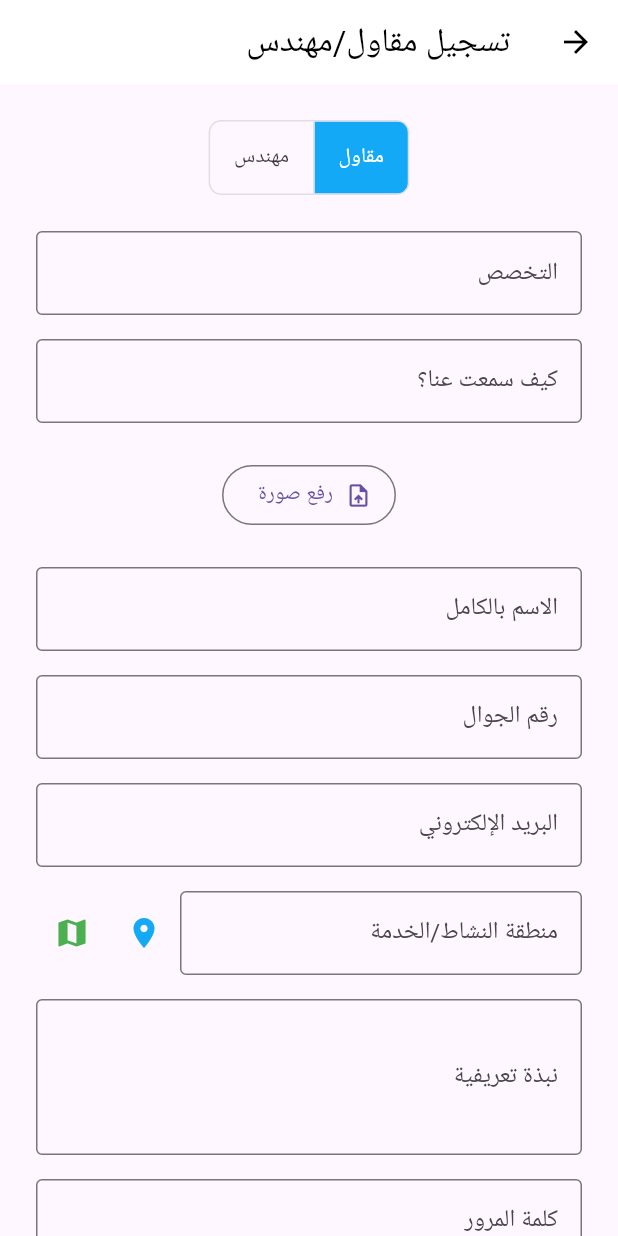
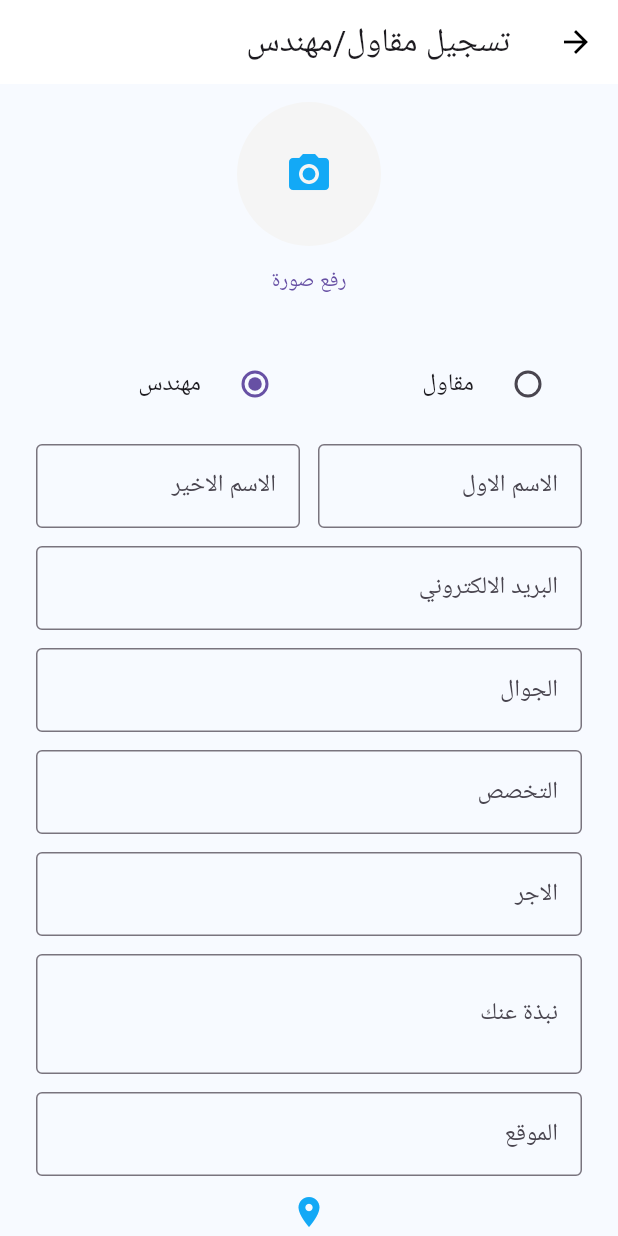
Before and after one commit to AhmedSaeed1234T/Maak-App, a Flutter app: the EngineerRegisterScreen screen opened by its route, on a phone screen of 412 x 824 dp. Run offline on Flutter 3.47's test engine with Material 3 defaults, Android fonts, the phone set to English and light mode, and no system bars; our stand-ins replace geocoding, geolocator, get_it, image_picker; Roboto replaces fonts that are missing (Cairo).

Commit message:
Fixed the registeration functionality in all entities

```diff
--- a/lib/screens/engineer_register_screen.dart
+++ b/lib/screens/engineer_register_screen.dart
@@ -1,76 +1,162 @@
+import 'dart:io';
 import 'package:flutter/material.dart';
 import 'package:image_picker/image_picker.dart';
 import 'package:geolocator/geolocator.dart';
 import 'package:geocoding/geocoding.dart';
-import 'dart:io';
-import 'package:url_launcher/url_launcher.dart';
-import 'settings_screen.dart';
+import '../controllers/RegisterController.dart';
+import '../helpers/ServiceLocator.dart';
+import '../models/RegisterClass.dart';
 
 class EngineerRegisterScreen extends StatefulWidget {
-  const EngineerRegisterScreen({Key? key}) : super(key: key);
+  const EngineerRegisterScreen({super.key});
 
   @override
   State<EngineerRegisterScreen> createState() => _EngineerRegisterScreenState();
 }
 
 class _EngineerRegisterScreenState extends State<EngineerRegisterScreen> {
+  final registerController = getIt<RegisterController>();
+  File? _imageFile;
+  final picker = ImagePicker();
+
+  // Session storage
   static Map<String, dynamic>? sessionEngineerData;
   static File? sessionImage;
-  File? _imageFile;
-  final picker = ImagePicker();
-  int userTypeIndex = 0; // 0 for Contractor, 1 for Engineer
 
+  // User selection: 0 = Contractor, 1 = Engineer
+  int userTypeIndex = 1;
+
+  // Controllers
+  final _firstNameController = TextEditingController();
+  final _lastNameController = TextEditingController();
+  final _emailController = TextEditingController();
+  final _mobileController = TextEditingController();
+  final _passwordController = TextEditingController();
+  final _confirmPasswordController = TextEditingController();
   final _specializationController = TextEditingController();
-  final _howDidYouHearController = TextEditingController();
-  final _nameController = TextEditingController();
-  final _mobileController = TextEditingController();
-  final _emailController = TextEditingController();
+  final _salaryController = TextEditingController();
+  final _bioController = TextEditingController();
   final _locationController = TextEditingController();
-  final _bioController = TextEditingController();
-  final _passwordController = TextEditingController();
+
+  String salaryType = 'daily'; // 0 = daily, 1 = fixed
 
   @override
   void initState() {
     super.initState();
     if (sessionEngineerData != null) {
-      _specializationController.text = sessionEngineerData!['specialization'] ?? '';
-      _howDidYouHearController.text = sessionEngineerData!['howDidYouHear'] ?? '';
-      _nameController.text = sessionEngineerData!['name'] ?? '';
-      _mobileController.text = sessionEngineerData!['mobile'] ?? '';
+      _firstNameController.text = sessionEngineerData!['firstName'] ?? '';
+      _lastNameController.text = sessionEngineerData!['lastName'] ?? '';
       _emailController.text = sessionEngineerData!['email'] ?? '';
+      _mobileController.text = sessionEngineerData!['phoneNumber'] ?? '';
+      _specializationController.text =
+          sessionEngineerData!['specialization'] ?? '';
+      _salaryController.text = sessionEngineerData!['pay']?.toString() ?? '';
+      _bioController.text = sessionEngineerData!['bio'] ?? '';
       _locationController.text = sessionEngineerData!['location'] ?? '';
-      _bioController.text = sessionEngineerData!['bio'] ?? '';
       _passwordController.text = sessionEngineerData!['password'] ?? '';
     }
     _imageFile = sessionImage;
   }
 
+  Future<void> _pickImage() async {
+    final pickedFile = await picker.pickImage(source: ImageSource.gallery);
+    if (pickedFile != null) {
+      setState(() => _imageFile = File(pickedFile.path));
+      sessionImage = _imageFile;
+    }
+  }
+
   Future<void> _getCurrentLocation() async {
     bool serviceEnabled = await Geolocator.isLocationServiceEnabled();
     if (!serviceEnabled) {
-      ScaffoldMessenger.of(context).showSnackBar(const SnackBar(content: Text('قم بتفعيل خدمة الموقع على هاتفك.')));
+      ScaffoldMessenger.of(
+        context,
+      ).showSnackBar(const SnackBar(content: Text('قم بتفعيل خدمة الموقع')));
       return;
     }
     LocationPermission permission = await Geolocator.checkPermission();
     if (permission == LocationPermission.denied) {
       permission = await Geolocator.requestPermission();
       if (permission == LocationPermission.denied) {
-        ScaffoldMessenger.of(context).showSnackBar(const SnackBar(content: Text('تم رفض إذن الموقع')));
+        ScaffoldMessenger.of(
+          context,
+        ).showSnackBar(const SnackBar(content: Text('تم رفض إذن الموقع')));
         return;
       }
     }
     if (permission == LocationPermission.deniedForever) {
-      ScaffoldMessenger.of(context).showSnackBar(const SnackBar(content: Text('إذن الموقع مرفوض دائمًا')));
+      ScaffoldMessenger.of(
+        context,
+      ).showSnackBar(const SnackBar(content: Text('إذن الموقع مرفوض دائمًا')));
       return;
     }
+
     Position pos = await Geolocator.getCurrentPosition();
-    List<Placemark> placemarks = await placemarkFromCoordinates(pos.latitude, pos.longitude);
+    List<Placemark> placemarks = await placemarkFromCoordinates(
+      pos.latitude,
+      pos.longitude,
+    );
     if (placemarks.isNotEmpty) {
       final place = placemarks.first;
-      String address = '${place.country ?? ''} - ${place.administrativeArea ?? ''} - ${place.locality ?? ''} - ${place.street ?? ''}';
-      setState(() {
-        _locationController.text = address;
-      });
+      String address =
+          '${place.country ?? ''} - ${place.administrativeArea ?? ''} - ${place.locality ?? ''} - ${place.street ?? ''}';
+      setState(() => _locationController.text = address);
+    } else {
+      setState(
+        () => _locationController.text =
+            'Lat: ${pos.latitude}, Lon: ${pos.longitude}',
+      );
+    }
+  }
+
+  Future<void> _registerEngineer() async {
+    if (_passwordController.text != _confirmPasswordController.text) {
+      ScaffoldMessenger.of(
+        context,
+      ).showSnackBar(const SnackBar(content: Text('كلمات المرور غير متطابقة')));
+      return;
+    }
+
+    final worker = RegisterUserDto(
+      firstName: _firstNameController.text,
+      lastName: _lastNameController.text,
+      email: _emailController.text,
+      phoneNumber: _mobileController.text,
+      password: _passwordController.text,
+      location: _locationController.text,
+      lat: 30.0444,
+      lng: 31.2357,
+      userType: "SP",
+      providerType: userTypeIndex == 0 ? "Contractor" : "Engineer",
+      specialization: _specializationController.text,
+      workerType: 1, // always 1
+      pay: double.tryParse(_salaryController.text) ?? 0,
+      bio: _bioController.text,
+    );
+
+    // Store session data
+    sessionEngineerData = {
+      'firstName': _firstNameController.text,
+      'lastName': _lastNameController.text,
+      'email': _emailController.text,
+      'phoneNumber': _mobileController.text,
+      'specialization': _specializationController.text,
+      'pay': double.tryParse(_salaryController.text) ?? 0,
+      'bio': _bioController.text,
+      'location': _locationController.text,
+      'password': _passwordController.text,
+      'providerType': worker.providerType,
+    };
+
+    if (await registerController.registerUser(worker) == true) {
+      ScaffoldMessenger.of(
+        context,
+      ).showSnackBar(SnackBar(content: Text("تم تسجيل بياناتك بنجاح")));
+      Navigator.pop(context);
+    } else {
+      ScaffoldMessenger.of(
+        context,
+      ).showSnackBar(SnackBar(content: Text("حدث خطأ يرجي اعادة التسجيل")));
     }
   }
 
@@ -78,131 +164,170 @@ class _EngineerRegisterScreenState extends State<EngineerRegisterScreen> {
   Widget build(BuildContext context) {
     return Scaffold(
       appBar: AppBar(
-        title: const Text('تسجيل مقاول/مهندس', style: TextStyle(color: Colors.black)),
+        title: const Text('تسجيل مقاول/مهندس'),
         backgroundColor: Colors.white,
+        iconTheme: const IconThemeData(color: Colors.black),
         elevation: 0,
-        iconTheme: const IconThemeData(color: Colors.black),
       ),
+      backgroundColor: const Color(0xFFF7FAFF),
       body: SingleChildScrollView(
-        padding: const EdgeInsets.all(24.0),
+        padding: const EdgeInsets.symmetric(horizontal: 24, vertical: 12),
         child: Column(
           children: [
-            ToggleButtons(
-              isSelected: [userTypeIndex == 0, userTypeIndex == 1],
-              onPressed: (index) {
-                setState(() {
-                  userTypeIndex = index;
-                });
-              },
-              borderRadius: BorderRadius.circular(8),
-              selectedColor: Colors.white,
-              fillColor: const Color(0xFF13A9F6),
-              children: const [
-                Padding(padding: EdgeInsets.symmetric(horizontal: 16), child: Text('مقاول')),
-                Padding(padding: EdgeInsets.symmetric(horizontal: 16), child: Text('مهندس')),
-              ],
+            GestureDetector(
+              onTap: _pickImage,
+              child: CircleAvatar(
+                radius: 48,
+                backgroundColor: Colors.grey[100],
+                backgroundImage: _imageFile != null
+                    ? FileImage(_imageFile!)
+                    : null,
+                child: _imageFile == null
+                    ? const Icon(
+                        Icons.camera_alt,
+                        color: Color(0xFF13A9F6),
+                        size: 32,
+                      )
+                    : null,
+              ),
             ),
+            TextButton(onPressed: _pickImage, child: const Text('رفع صورة')),
             const SizedBox(height: 16),
-            _buildTextField(_specializationController, 'التخصص'),
-            _buildTextField(_howDidYouHearController, 'كيف سمعت عنا؟'),
-            const SizedBox(height: 16),
-            OutlinedButton.icon(
-              icon: const Icon(Icons.upload_file),
-              label: const Text('رفع صورة'),
-              onPressed: () async {
-                final pickedFile = await picker.pickImage(source: ImageSource.gallery);
-                if (pickedFile != null) {
-                  setState(() {
-                    _imageFile = File(pickedFile.path);
-                    sessionImage = _imageFile;
-                  });
-                }
-              },
-            ),
-            if (_imageFile != null)
-              Padding(
-                padding: const EdgeInsets.only(bottom: 8),
-                child: CircleAvatar(
-                  radius: 36,
-                  backgroundImage: FileImage(_imageFile!),
-                  backgroundColor: Colors.grey[300],
-                ),
-              ),
-            const SizedBox(height: 16),
-            _buildTextField(_nameController, 'الاسم بالكامل'),
-            _buildTextField(_mobileController, 'رقم الجوال', keyboardType: TextInputType.phone),
-            _buildTextField(_emailController, 'البريد الإلكتروني', keyboardType: TextInputType.emailAddress),
             Row(
               children: [
-                Expanded(child: _buildTextField(_locationController, 'منطقة النشاط/الخدمة')),
-                IconButton(icon: const Icon(Icons.location_on, color: Color(0xFF13A9F6)), onPressed: _getCurrentLocation),
-                IconButton(
-                  icon: const Icon(Icons.map, color: Colors.green),
-                  onPressed: () async {
-                    final loc = _locationController.text;
-                    final query = Uri.encodeComponent(loc);
-                    final url = 'https://www.google.com/maps/search/?api=1&query=$query';
-                    if (await canLaunch(url)) {
-                      await launch(url);
-                    } else {
-                      ScaffoldMessenger.of(context).showSnackBar(const SnackBar(content: Text('تعذر فتح الخرائط')));
-                    }
-                  },
+                Expanded(
+                  child: RadioListTile<int>(
+                    title: const Text('مقاول'),
+                    value: 0,
+                    groupValue: userTypeIndex,
+                    onChanged: (val) => setState(() => userTypeIndex = val!),
+                  ),
+                ),
+                Expanded(
+                  child: RadioListTile<int>(
+                    title: const Text('مهندس'),
+                    value: 1,
+                    groupValue: userTypeIndex,
+                    onChanged: (val) => setState(() => userTypeIndex = val!),
+                  ),
                 ),
               ],
             ),
-            _buildTextField(_bioController, 'نبذة تعريفية', maxLines: 3),
-            _buildTextField(_passwordController, 'كلمة المرور', obscureText: true),
-            _buildTextField(TextEditingController(), 'تأكيد كلمة المرور', obscureText: true),
-            const SizedBox(height: 24),
-            ElevatedButton(
-              style: ElevatedButton.styleFrom(
-                backgroundColor: const Color(0xFF13A9F6),
-                minimumSize: const Size(double.infinity, 50),
+            const SizedBox(height: 12),
+            Row(
+              children: [
+                Expanded(
+                  flex: 6,
+                  child: TextFormField(
+                    controller: _firstNameController,
+                    decoration: const InputDecoration(
+                      labelText: 'الاسم الاول',
+                      border: OutlineInputBorder(),
+                    ),
+                  ),
+                ),
+                const SizedBox(width: 12),
+                Expanded(
+                  flex: 6,
+                  child: TextFormField(
+                    controller: _lastNameController,
+                    decoration: const InputDecoration(
+                      labelText: 'الاسم الاخير',
+                      border: OutlineInputBorder(),
+                    ),
+                  ),
+                ),
+              ],
+            ),
+            const SizedBox(height: 12),
+            TextFormField(
+              controller: _emailController,
+              decoration: const InputDecoration(
+                labelText: 'البريد الالكتروني',
+                border: OutlineInputBorder(),
               ),
-              onPressed: () {
-                sessionEngineerData = {
-                  'specialization': _specializationController.text,
-                  'howDidYouHear': _howDidYouHearController.text,
-                  'name': _nameController.text,
-                  'mobile': _mobileController.text,
-                  'email': _emailController.text,
-                  'location': _locationController.text,
-                  'bio': _bioController.text,
-                  'password': _passwordController.text,
-                };
-                sessionImage = _imageFile;
-                // تحديث sessionUser في settings_screen
-                sessionUser['name'] = _nameController.text;
-                sessionUser['phone'] = _mobileController.text;
-                sessionUser['email'] = _emailController.text;
-                sessionUser['address'] = _locationController.text;
-                sessionUser['job'] = _specializationController.text;
-                sessionUser['accountType'] = 'engineer';
-                sessionImage = _imageFile;
-                Navigator.pushReplacementNamed(context, '/login');
-              },
-              child: const Text('حفظ'),
+              keyboardType: TextInputType.emailAddress,
+            ),
+            const SizedBox(height: 12),
+            TextFormField(
+              controller: _mobileController,
+              decoration: const InputDecoration(
+                labelText: 'الجوال',
+                border: OutlineInputBorder(),
+              ),
+              keyboardType: TextInputType.phone,
+            ),
+            const SizedBox(height: 12),
+            TextFormField(
+              controller: _specializationController,
+              decoration: const InputDecoration(
+                labelText: 'التخصص',
+                border: OutlineInputBorder(),
+              ),
+            ),
+            const SizedBox(height: 12),
+
+            TextFormField(
+              controller: _salaryController,
+              keyboardType: TextInputType.number,
+              decoration: const InputDecoration(
+                labelText: 'الاجر',
+                border: OutlineInputBorder(),
+              ),
+            ),
+            const SizedBox(height: 12),
+            TextFormField(
+              controller: _bioController,
+              maxLines: 2,
+              decoration: const InputDecoration(
+                labelText: 'نبذة عنك',
+                border: OutlineInputBorder(),
+              ),
+            ),
+            const SizedBox(height: 12),
+            TextFormField(
+              controller: _locationController,
+              decoration: const InputDecoration(
+                labelText: 'الموقع',
+                border: OutlineInputBorder(),
+              ),
+            ),
+            IconButton(
+              onPressed: _getCurrentLocation,
+              icon: const Icon(Icons.location_on, color: Color(0xFF13A9F6)),
+            ),
+            const SizedBox(height: 12),
+            TextFormField(
+              controller: _passwordController,
+              obscureText: true,
+              decoration: const InputDecoration(
+                labelText: 'كلمة المرور',
+                border: OutlineInputBorder(),
+              ),
+            ),
+            const SizedBox(height: 12),
+            TextFormField(
+              controller: _confirmPasswordController,
+              obscureText: true,
+              decoration: const InputDecoration(
+                labelText: 'تأكيد كلمة المرور',
+                border: OutlineInputBorder(),
+              ),
+            ),
+            const SizedBox(height: 18),
+            SizedBox(
+              width: double.infinity,
+              child: ElevatedButton(
+                onPressed: _registerEngineer,
+                style: ElevatedButton.styleFrom(
+                  backgroundColor: const Color(0xFF13A9F6),
+                ),
+                child: const Text('حفظ'),
+              ),
             ),
           ],
         ),
       ),
     );
   }
-
-  Widget _buildTextField(TextEditingController controller, String label, {int? maxLines, bool obscureText = false, TextInputType? keyboardType}) {
-    return Padding(
-      padding: const EdgeInsets.symmetric(vertical: 8.0),
-      child: TextField(
-        controller: controller,
-        maxLines: maxLines ?? 1,
-        obscureText: obscureText,
-        keyboardType: keyboardType,
-        decoration: InputDecoration(
-          labelText: label,
-          border: const OutlineInputBorder(),
-        ),
-      ),
-    );
-  }
 }
```
Also changed, not shown: lib/screens/company_register_screen.dart (+154 -67 lines), lib/screens/worker_register_screen.dart (+15 -4 lines).
